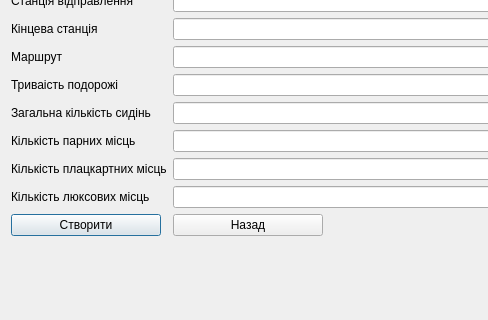
Dmytro123456789/OOP_practice, file MDI/Project2/CreateTrain.ui: the form before one commit; both pictures show x 0 to 488 and y 178 to 498 of the 620 by 498 pixel window.
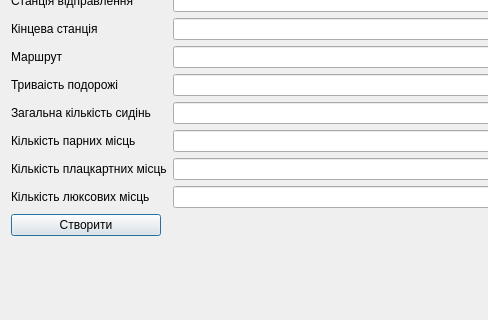
The form after the commit.

Diff of the .ui file:
```diff
--- a/MDI/Project2/CreateTrain.ui
+++ b/MDI/Project2/CreateTrain.ui
@@ -167,19 +167,6 @@
        <item row="10" column="1">
         <widget class="QLineEdit" name="luxurySits"/>
        </item>
-       <item row="11" column="1">
-        <widget class="QPushButton" name="btnBack">
-         <property name="maximumSize">
-          <size>
-           <width>150</width>
-           <height>16777215</height>
-          </size>
-         </property>
-         <property name="text">
-          <string>Назад</string>
-         </property>
-        </widget>
-       </item>
       </layout>
      </item>
      <item>
```
